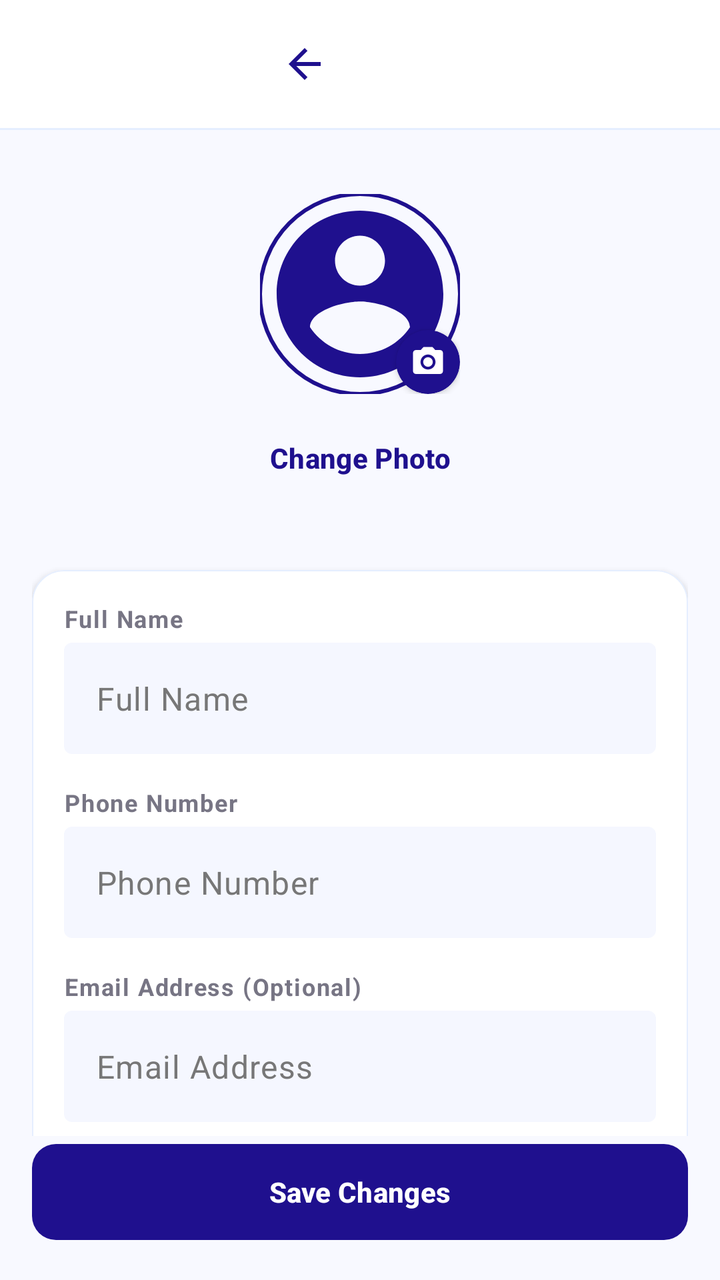
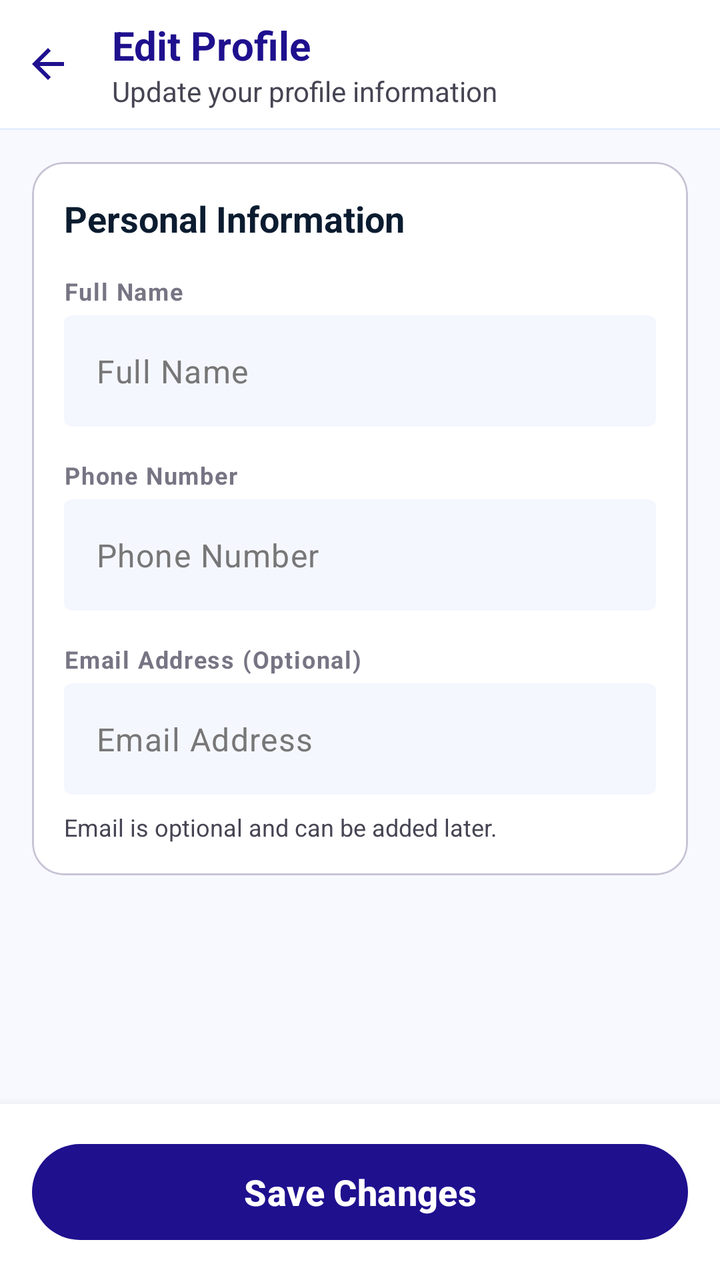

Compare the two renders of this Android layout. The source of the first and the diff that turns it into the second are given below.
<!-- AndroidManifest.xml: application theme Theme.Quick_Drop -->
<!-- res/layout/fragment_edit_profile.xml -->
<?xml version="1.0" encoding="utf-8"?>
<androidx.constraintlayout.widget.ConstraintLayout xmlns:android="http://schemas.android.com/apk/res/android"
    xmlns:app="http://schemas.android.com/apk/res-auto"
    xmlns:tools="http://schemas.android.com/tools"
    android:layout_width="match_parent"
    android:layout_height="match_parent"
    android:background="@color/vf_background">

    <com.google.android.material.appbar.AppBarLayout
        android:id="@+id/appBarLayout"
        android:layout_width="match_parent"
        android:layout_height="wrap_content"
        android:background="@color/white"
        android:fitsSystemWindows="true"
        app:elevation="0dp"
        app:layout_constraintTop_toTopOf="parent">

        <com.google.android.material.appbar.MaterialToolbar
            android:id="@+id/toolbar"
            android:layout_width="match_parent"
            android:layout_height="?attr/actionBarSize"
            app:title="Edit Profile"
            app:titleCentered="true"
            app:titleTextAppearance="@style/ToolbarTitleBold"
            app:titleTextColor="@color/vf_primary">

            <ImageButton
                android:id="@+id/btnBack"
                android:layout_width="48dp"
                android:layout_height="48dp"
                android:background="?attr/selectableItemBackgroundBorderless"
                android:contentDescription="@string/back"
                app:srcCompat="@drawable/ic_arrow_back"
                app:tint="@color/vf_primary" />
        </com.google.android.material.appbar.MaterialToolbar>

        <View
            android:layout_width="match_parent"
            android:layout_height="1dp"
            android:background="@color/vf_surface_container" />
    </com.google.android.material.appbar.AppBarLayout>

    <androidx.core.widget.NestedScrollView
        android:id="@+id/nestedScrollView"
        android:layout_width="match_parent"
        android:layout_height="0dp"
        android:fillViewport="true"
        app:layout_constraintBottom_toTopOf="@id/btnSave"
        app:layout_constraintTop_toBottomOf="@id/appBarLayout">

        <LinearLayout
            android:layout_width="match_parent"
            android:layout_height="wrap_content"
            android:orientation="vertical"
            android:padding="@dimen/stitch_margin_mobile"
            android:paddingBottom="24dp">

            
            <androidx.constraintlayout.widget.ConstraintLayout
                android:layout_width="wrap_content"
                android:layout_height="wrap_content"
                android:layout_gravity="center_horizontal"
                android:layout_marginTop="@dimen/stitch_md">

                <com.google.android.material.imageview.ShapeableImageView
                    android:id="@+id/ivAvatar"
                    android:layout_width="100dp"
                    android:layout_height="100dp"
                    android:scaleType="centerCrop"
                    app:layout_constraintEnd_toEndOf="parent"
                    app:layout_constraintStart_toStartOf="parent"
                    app:layout_constraintTop_toTopOf="parent"
                    app:shapeAppearanceOverlay="@style/ShapeAppearance.Material3.Corner.Full"
                    app:srcCompat="@drawable/ic_user_circle"
                    app:strokeColor="@color/vf_primary"
                    app:strokeWidth="2dp" />

                <com.google.android.material.card.MaterialCardView
                    android:layout_width="32dp"
                    android:layout_height="32dp"
                    app:cardBackgroundColor="@color/vf_primary"
                    app:cardCornerRadius="16dp"
                    app:cardElevation="2dp"
                    app:layout_constraintBottom_toBottomOf="@id/ivAvatar"
                    app:layout_constraintEnd_toEndOf="@id/ivAvatar"
                    app:strokeWidth="0dp">

                    <ImageView
                        android:layout_width="18dp"
                        android:layout_height="18dp"
                        android:layout_gravity="center"
                        app:srcCompat="@drawable/ic_camera"
                        app:tint="@color/white" />
                </com.google.android.material.card.MaterialCardView>
            </androidx.constraintlayout.widget.ConstraintLayout>

            <com.google.android.material.button.MaterialButton
                style="@style/Widget.Material3.Button.TextButton"
                android:layout_width="wrap_content"
                android:layout_height="wrap_content"
                android:layout_gravity="center_horizontal"
                android:layout_marginTop="8dp"
                android:text="Change Photo"
                android:textColor="@color/vf_primary"
                android:textStyle="bold" />

            
            <com.google.android.material.card.MaterialCardView
                style="@style/Stitch.Card.Level1"
                android:layout_width="match_parent"
                android:layout_height="wrap_content"
                android:layout_marginTop="@dimen/stitch_xl"
                app:cardBackgroundColor="@color/white"
                app:strokeWidth="0.5dp"
                app:strokeColor="@color/vf_surface_container">

                <LinearLayout
                    android:layout_width="match_parent"
                    android:layout_height="wrap_content"
                    android:orientation="vertical"
                    android:padding="@dimen/stitch_md">

                    <TextView
                        style="@style/Stitch.Typography.LabelMedium"
                        android:layout_width="wrap_content"
                        android:layout_height="wrap_content"
                        android:text="Full Name"
                        android:textAllCaps="false" />

                    <com.google.android.material.textfield.TextInputLayout
                        style="@style/Widget.Material3.TextInputLayout.OutlinedBox"
                        android:layout_width="match_parent"
                        android:layout_height="wrap_content"
                        android:layout_marginTop="4dp"
                        app:boxBackgroundColor="#F5F7FF"
                        app:boxStrokeWidth="0dp"
                        app:boxStrokeWidthFocused="0dp"
                        app:hintEnabled="false">

                        <com.google.android.material.textfield.TextInputEditText
                            android:id="@+id/etFullName"
                            android:layout_width="match_parent"
                            android:layout_height="wrap_content"
                            android:inputType="textPersonName"
                            android:hint="Full Name"
                            android:textColor="@color/vf_on_surface" />
                    </com.google.android.material.textfield.TextInputLayout>

                    <TextView
                        style="@style/Stitch.Typography.LabelMedium"
                        android:layout_width="wrap_content"
                        android:layout_height="wrap_content"
                        android:layout_marginTop="@dimen/stitch_md"
                        android:text="Phone Number"
                        android:textAllCaps="false" />

                    <com.google.android.material.textfield.TextInputLayout
                        style="@style/Widget.Material3.TextInputLayout.OutlinedBox"
                        android:layout_width="match_parent"
                        android:layout_height="wrap_content"
                        android:layout_marginTop="4dp"
                        app:boxBackgroundColor="#F5F7FF"
                        app:boxStrokeWidth="0dp"
                        app:boxStrokeWidthFocused="0dp"
                        app:hintEnabled="false">

                        <com.google.android.material.textfield.TextInputEditText
                            android:id="@+id/etPhone"
                            android:layout_width="match_parent"
                            android:layout_height="wrap_content"
                            android:inputType="phone"
                            android:hint="Phone Number"
                            android:textColor="@color/vf_on_surface" />
                    </com.google.android.material.textfield.TextInputLayout>

                    <TextView
                        style="@style/Stitch.Typography.LabelMedium"
                        android:layout_width="wrap_content"
                        android:layout_height="wrap_content"
                        android:layout_marginTop="@dimen/stitch_md"
                        android:text="Email Address (Optional)"
                        android:textAllCaps="false" />

                    <com.google.android.material.textfield.TextInputLayout
                        style="@style/Widget.Material3.TextInputLayout.OutlinedBox"
                        android:layout_width="match_parent"
                        android:layout_height="wrap_content"
                        android:layout_marginTop="4dp"
                        app:boxBackgroundColor="#F5F7FF"
                        app:boxStrokeWidth="0dp"
                        app:boxStrokeWidthFocused="0dp"
                        app:hintEnabled="false">

                        <com.google.android.material.textfield.TextInputEditText
                            android:id="@+id/etEmail"
                            android:layout_width="match_parent"
                            android:layout_height="wrap_content"
                            android:inputType="textEmailAddress"
                            android:hint="Email Address"
                            android:textColor="@color/vf_on_surface_variant" />
                    </com.google.android.material.textfield.TextInputLayout>

                    <TextView
                        style="@style/Stitch.Typography.BodyMedium"
                        android:layout_width="wrap_content"
                        android:layout_height="wrap_content"
                        android:layout_marginTop="8dp"
                        android:text="Email is optional and can be added later."
                        android:textSize="12sp"
                        android:textColor="@color/vf_on_surface_variant" />

                </LinearLayout>
            </com.google.android.material.card.MaterialCardView>

        </LinearLayout>
    </androidx.core.widget.NestedScrollView>

    <com.google.android.material.button.MaterialButton
        android:id="@+id/btnSave"
        style="@style/Stitch.Button.Primary"
        android:layout_width="match_parent"
        android:layout_height="56dp"
        android:layout_margin="@dimen/stitch_margin_mobile"
        android:text="Save Changes"
        android:textStyle="bold"
        app:cornerRadius="12dp"
        app:layout_constraintBottom_toBottomOf="parent" />

</androidx.constraintlayout.widget.ConstraintLayout>
<!-- resources referenced by this layout -->
<resources>
  <color name="vf_background">#f8f9ff</color>
  <color name="vf_on_surface">#0b1c30</color>
  <color name="vf_on_surface_variant">#464553</color>
  <color name="vf_primary">#1f108e</color>
  <color name="vf_surface_container">#e5eeff</color>
  <color name="white">#ffffff</color>
  <dimen name="stitch_margin_mobile">16dp</dimen>
  <dimen name="stitch_md">16dp</dimen>
  <dimen name="stitch_xl">32dp</dimen>
  <!-- drawable ic_arrow_back (drawable) -->
  <vector xmlns:android="http://schemas.android.com/apk/res/android"
      android:width="24dp"
      android:height="24dp"
      android:viewportWidth="24"
      android:viewportHeight="24">
    <path
        android:fillColor="#000000"
        android:pathData="M20,11H7.83l5.59,-5.59L12,4l-8,8 8,8 1.41,-1.41L7.83,13H20v-2z"/>
  </vector>
  <!-- drawable ic_camera (drawable) -->
  <vector xmlns:android="http://schemas.android.com/apk/res/android"
      android:width="24dp"
      android:height="24dp"
      android:viewportWidth="24"
      android:viewportHeight="24">
    <path
        android:fillColor="#1f108e"
        android:pathData="M12,12m-3.2,0a3.2,3.2 0,1 1,6.4 0a3.2,3.2 0,1 1,-6.4 0M9,2L7.17,4H4c-1.1,0 -2,0.9 -2,2v12c0,1.1 0.9,2 2,2h16c1.1,0 2,-0.9 2,-2V6c0,-1.1 -0.9,-2 -2,-2h-3.17L15,2H9zm3,15c-2.76,0 -5,-2.24 -5,-5s2.24,-5 5,-5 5,2.24 5,5 -2.24,5 -5,5z"/>
  </vector>
  <!-- drawable ic_user_circle (drawable) -->
  <vector xmlns:android="http://schemas.android.com/apk/res/android"
      android:width="24dp"
      android:height="24dp"
      android:viewportWidth="24"
      android:viewportHeight="24">
    <path
        android:fillColor="#1f108e"
        android:pathData="M12,2C6.48,2 2,6.48 2,12s4.48,10 10,10 10,-4.48 10,-10S17.52,2 12,2zm0,3c1.66,0 3,1.34 3,3s-1.34,3 -3,3 -3,-1.34 -3,-3 1.34,-3 3,-3zm0,14.2c-2.5,0 -4.71,-1.28 -6,-3.22 0.03,-1.99 4,-3.08 6,-3.08 1.99,0 5.97,1.09 6,3.08 -1.29,1.94 -3.5,3.22 -6,3.22z"/>
  </vector>
  <string name="back">Back</string>
  <style name="Stitch.Typography.BodyMedium">
          <item name="android:textSize">14sp</item>
          <item name="android:textColor">@color/vf_on_surface_variant</item>
      </style>
  <style name="Stitch.Typography.LabelMedium">
          <item name="android:textSize">12sp</item>
          <item name="android:textStyle">bold</item>
          <item name="android:textAllCaps">true</item>
          <item name="android:textColor">@color/vf_outline</item>
          <item name="android:letterSpacing">0.05</item>
      </style>
  <style name="ToolbarTitleBold" parent="TextAppearance.Material3.TitleLarge">
          <item name="android:textStyle">bold</item>
      </style>
  <style name="Theme.Quick_Drop" parent="Base.Theme.Quick_Drop" />
  <color name="vf_on_primary">#ffffff</color>
  <dimen name="stitch_rounded_default">8dp</dimen>
  <color name="vf_surface_container_lowest">#ffffff</color>
  <dimen name="stitch_rounded_lg">16dp</dimen>
  <color name="vf_outline_variant">#c8c4d5</color>
  <color name="vf_outline">#777584</color>
  <color name="vf_primary_container">#3730a3</color>
  <color name="vf_on_primary_container">#a9a7ff</color>
  <color name="vf_secondary">#006c49</color>
  <color name="vf_on_secondary">#ffffff</color>
  <color name="vf_secondary_container">#6cf8bb</color>
  <color name="vf_on_secondary_container">#00714d</color>
  <color name="vf_tertiary">#422700</color>
  <color name="vf_on_tertiary">#ffffff</color>
  <color name="vf_tertiary_container">#603b00</color>
  <color name="vf_on_tertiary_container">#f49d09</color>
  <color name="vf_surface">#f8f9ff</color>
  <color name="vf_surface_variant">#d3e4fe</color>
  <color name="vf_error">#ba1a1a</color>
  <color name="vf_on_error">#ffffff</color>
  <style name="Widget.QuickDrop.EditText" parent="Widget.AppCompat.EditText">
          <item name="android:textColor">#222222</item>
          <item name="android:textColorHint">#777777</item>
      </style>
  <!-- unchanged entries left out for length: 3 -->
</resources>

<!-- the commit's change to res/layout/fragment_edit_profile.xml (unified diff, before → after) -->
@@ -15,24 +15,57 @@
         app:elevation="0dp"
         app:layout_constraintTop_toTopOf="parent">
 
-        <com.google.android.material.appbar.MaterialToolbar
+        <androidx.appcompat.widget.Toolbar
             android:id="@+id/toolbar"
             android:layout_width="match_parent"
             android:layout_height="?attr/actionBarSize"
-            app:title="Edit Profile"
-            app:titleCentered="true"
-            app:titleTextAppearance="@style/ToolbarTitleBold"
-            app:titleTextColor="@color/vf_primary">
-
-            <ImageButton
-                android:id="@+id/btnBack"
-                android:layout_width="48dp"
-                android:layout_height="48dp"
-                android:background="?attr/selectableItemBackgroundBorderless"
-                android:contentDescription="@string/back"
-                app:srcCompat="@drawable/ic_arrow_back"
-                app:tint="@color/vf_primary" />
-        </com.google.android.material.appbar.MaterialToolbar>
+            android:paddingStart="0dp"
+            android:paddingEnd="@dimen/stitch_md"
+            app:contentInsetStart="0dp">
+
+            <androidx.constraintlayout.widget.ConstraintLayout
+                android:layout_width="match_parent"
+                android:layout_height="wrap_content">
+
+                <ImageButton
+                    android:id="@+id/btnBack"
+                    android:layout_width="48dp"
+                    android:layout_height="48dp"
+                    android:background="?attr/selectableItemBackgroundBorderless"
+                    android:contentDescription="@string/back"
+                    app:layout_constraintBottom_toBottomOf="parent"
+                    app:layout_constraintStart_toStartOf="parent"
+                    app:layout_constraintTop_toTopOf="parent"
+                    app:srcCompat="@drawable/ic_arrow_back"
+                    app:tint="@color/vf_primary" />
+
+                <LinearLayout
+                    android:layout_width="0dp"
+                    android:layout_height="wrap_content"
+                    android:layout_marginStart="8dp"
+                    android:orientation="vertical"
+                    app:layout_constraintBottom_toBottomOf="parent"
+                    app:layout_constraintEnd_toEndOf="parent"
+                    app:layout_constraintStart_toEndOf="@id/btnBack"
+                    app:layout_constraintTop_toTopOf="parent">
+
+                    <TextView
+                        style="@style/Stitch.Typography.TitleLarge"
+                        android:layout_width="wrap_content"
+                        android:layout_height="wrap_content"
+                        android:text="Edit Profile"
+                        android:textColor="@color/vf_primary"
+                        android:textStyle="bold" />
+
+                    <TextView
+                        style="@style/Stitch.Typography.BodyMedium"
+                        android:layout_width="wrap_content"
+                        android:layout_height="wrap_content"
+                        android:text="Update your profile information"
+                        android:textColor="@color/vf_on_surface_variant" />
+                </LinearLayout>
+            </androidx.constraintlayout.widget.ConstraintLayout>
+        </androidx.appcompat.widget.Toolbar>
 
         <View
             android:layout_width="match_parent"
@@ -41,11 +74,10 @@
     </com.google.android.material.appbar.AppBarLayout>
 
     <androidx.core.widget.NestedScrollView
-        android:id="@+id/nestedScrollView"
         android:layout_width="match_parent"
         android:layout_height="0dp"
         android:fillViewport="true"
-        app:layout_constraintBottom_toTopOf="@id/btnSave"
+        app:layout_constraintBottom_toTopOf="@id/llBottomBar"
         app:layout_constraintTop_toBottomOf="@id/appBarLayout">
 
         <LinearLayout
@@ -54,65 +86,14 @@
             android:orientation="vertical"
             android:padding="@dimen/stitch_margin_mobile"
             android:paddingBottom="24dp">
-
-            
-            <androidx.constraintlayout.widget.ConstraintLayout
-                android:layout_width="wrap_content"
-                android:layout_height="wrap_content"
-                android:layout_gravity="center_horizontal"
-                android:layout_marginTop="@dimen/stitch_md">
-
-                <com.google.android.material.imageview.ShapeableImageView
-                    android:id="@+id/ivAvatar"
-                    android:layout_width="100dp"
-                    android:layout_height="100dp"
-                    android:scaleType="centerCrop"
-                    app:layout_constraintEnd_toEndOf="parent"
-                    app:layout_constraintStart_toStartOf="parent"
-                    app:layout_constraintTop_toTopOf="parent"
-                    app:shapeAppearanceOverlay="@style/ShapeAppearance.Material3.Corner.Full"
-                    app:srcCompat="@drawable/ic_user_circle"
-                    app:strokeColor="@color/vf_primary"
-                    app:strokeWidth="2dp" />
-
-                <com.google.android.material.card.MaterialCardView
-                    android:layout_width="32dp"
-                    android:layout_height="32dp"
-                    app:cardBackgroundColor="@color/vf_primary"
-                    app:cardCornerRadius="16dp"
-                    app:cardElevation="2dp"
-                    app:layout_constraintBottom_toBottomOf="@id/ivAvatar"
-                    app:layout_constraintEnd_toEndOf="@id/ivAvatar"
-                    app:strokeWidth="0dp">
-
-                    <ImageView
-                        android:layout_width="18dp"
-                        android:layout_height="18dp"
-                        android:layout_gravity="center"
-                        app:srcCompat="@drawable/ic_camera"
-                        app:tint="@color/white" />
-                </com.google.android.material.card.MaterialCardView>
-            </androidx.constraintlayout.widget.ConstraintLayout>
-
-            <com.google.android.material.button.MaterialButton
-                style="@style/Widget.Material3.Button.TextButton"
-                android:layout_width="wrap_content"
-                android:layout_height="wrap_content"
-                android:layout_gravity="center_horizontal"
-                android:layout_marginTop="8dp"
-                android:text="Change Photo"
-                android:textColor="@color/vf_primary"
-                android:textStyle="bold" />
 
             
             <com.google.android.material.card.MaterialCardView
                 style="@style/Stitch.Card.Level1"
                 android:layout_width="match_parent"
                 android:layout_height="wrap_content"
-                android:layout_marginTop="@dimen/stitch_xl"
                 app:cardBackgroundColor="@color/white"
-                app:strokeWidth="0.5dp"
-                app:strokeColor="@color/vf_surface_container">
+                app:strokeWidth="1dp">
 
                 <LinearLayout
                     android:layout_width="match_parent"
@@ -121,9 +102,18 @@
                     android:padding="@dimen/stitch_md">
 
                     <TextView
+                        style="@style/Stitch.Typography.TitleLarge"
+                        android:layout_width="wrap_content"
+                        android:layout_height="wrap_content"
+                        android:text="Personal Information"
+                        android:textSize="18sp"
+                        android:textStyle="bold" />
+
+                    <TextView
                         style="@style/Stitch.Typography.LabelMedium"
                         android:layout_width="wrap_content"
                         android:layout_height="wrap_content"
+                        android:layout_marginTop="@dimen/stitch_md"
                         android:text="Full Name"
                         android:textAllCaps="false" />
 
@@ -141,7 +131,6 @@
                             android:id="@+id/etFullName"
                             android:layout_width="match_parent"
                             android:layout_height="wrap_content"
-                            android:inputType="textPersonName"
                             android:hint="Full Name"
                             android:textColor="@color/vf_on_surface" />
                     </com.google.android.material.textfield.TextInputLayout>
@@ -169,6 +158,7 @@
                             android:layout_width="match_parent"
                             android:layout_height="wrap_content"
                             android:inputType="phone"
+                            android:maxLength="10"
                             android:hint="Phone Number"
                             android:textColor="@color/vf_on_surface" />
                     </com.google.android.material.textfield.TextInputLayout>
@@ -208,22 +198,30 @@
                         android:text="Email is optional and can be added later."
                         android:textSize="12sp"
                         android:textColor="@color/vf_on_surface_variant" />
-
                 </LinearLayout>
             </com.google.android.material.card.MaterialCardView>
 
         </LinearLayout>
     </androidx.core.widget.NestedScrollView>
 
-    <com.google.android.material.button.MaterialButton
-        android:id="@+id/btnSave"
-        style="@style/Stitch.Button.Primary"
+    <LinearLayout
+        android:id="@+id/llBottomBar"
         android:layout_width="match_parent"
-        android:layout_height="56dp"
-        android:layout_margin="@dimen/stitch_margin_mobile"
-        android:text="Save Changes"
-        android:textStyle="bold"
-        app:cornerRadius="12dp"
-        app:layout_constraintBottom_toBottomOf="parent" />
+        android:layout_height="wrap_content"
+        android:background="@color/white"
+        android:elevation="8dp"
+        android:padding="@dimen/stitch_margin_mobile"
+        app:layout_constraintBottom_toBottomOf="parent">
+
+        <com.google.android.material.button.MaterialButton
+            android:id="@+id/btnSave"
+            style="@style/Stitch.Button.Primary"
+            android:layout_width="match_parent"
+            android:layout_height="56dp"
+            android:text="Save Changes"
+            android:textSize="18sp"
+            android:textStyle="bold"
+            app:cornerRadius="28dp" />
+    </LinearLayout>
 
 </androidx.constraintlayout.widget.ConstraintLayout>
<!-- resource entries referenced after the edit -->
@@ -8,7 +8,6 @@
   <color name="white">#ffffff</color>
   <dimen name="stitch_margin_mobile">16dp</dimen>
   <dimen name="stitch_md">16dp</dimen>
-  <dimen name="stitch_xl">32dp</dimen>
   <!-- drawable ic_arrow_back (drawable) -->
   <vector xmlns:android="http://schemas.android.com/apk/res/android"
       android:width="24dp"
@@ -18,26 +17,6 @@
     <path
         android:fillColor="#000000"
         android:pathData="M20,11H7.83l5.59,-5.59L12,4l-8,8 8,8 1.41,-1.41L7.83,13H20v-2z"/>
-  </vector>
-  <!-- drawable ic_camera (drawable) -->
-  <vector xmlns:android="http://schemas.android.com/apk/res/android"
-      android:width="24dp"
-      android:height="24dp"
-      android:viewportWidth="24"
-      android:viewportHeight="24">
-    <path
-        android:fillColor="#1f108e"
-        android:pathData="M12,12m-3.2,0a3.2,3.2 0,1 1,6.4 0a3.2,3.2 0,1 1,-6.4 0M9,2L7.17,4H4c-1.1,0 -2,0.9 -2,2v12c0,1.1 0.9,2 2,2h16c1.1,0 2,-0.9 2,-2V6c0,-1.1 -0.9,-2 -2,-2h-3.17L15,2H9zm3,15c-2.76,0 -5,-2.24 -5,-5s2.24,-5 5,-5 5,2.24 5,5 -2.24,5 -5,5z"/>
-  </vector>
-  <!-- drawable ic_user_circle (drawable) -->
-  <vector xmlns:android="http://schemas.android.com/apk/res/android"
-      android:width="24dp"
-      android:height="24dp"
-      android:viewportWidth="24"
-      android:viewportHeight="24">
-    <path
-        android:fillColor="#1f108e"
-        android:pathData="M12,2C6.48,2 2,6.48 2,12s4.48,10 10,10 10,-4.48 10,-10S17.52,2 12,2zm0,3c1.66,0 3,1.34 3,3s-1.34,3 -3,3 -3,-1.34 -3,-3 1.34,-3 3,-3zm0,14.2c-2.5,0 -4.71,-1.28 -6,-3.22 0.03,-1.99 4,-3.08 6,-3.08 1.99,0 5.97,1.09 6,3.08 -1.29,1.94 -3.5,3.22 -6,3.22z"/>
   </vector>
   <string name="back">Back</string>
   <style name="Stitch.Typography.BodyMedium">
@@ -51,8 +30,10 @@
           <item name="android:textColor">@color/vf_outline</item>
           <item name="android:letterSpacing">0.05</item>
       </style>
-  <style name="ToolbarTitleBold" parent="TextAppearance.Material3.TitleLarge">
+  <style name="Stitch.Typography.TitleLarge">
+          <item name="android:textSize">20sp</item>
           <item name="android:textStyle">bold</item>
+          <item name="android:textColor">@color/vf_on_background</item>
       </style>
   <style name="Theme.Quick_Drop" parent="Base.Theme.Quick_Drop" />
   <color name="vf_on_primary">#ffffff</color>
@@ -61,6 +42,7 @@
   <dimen name="stitch_rounded_lg">16dp</dimen>
   <color name="vf_outline_variant">#c8c4d5</color>
   <color name="vf_outline">#777584</color>
+  <color name="vf_on_background">#0b1c30</color>
   <color name="vf_primary_container">#3730a3</color>
   <color name="vf_on_primary_container">#a9a7ff</color>
   <color name="vf_secondary">#006c49</color>
